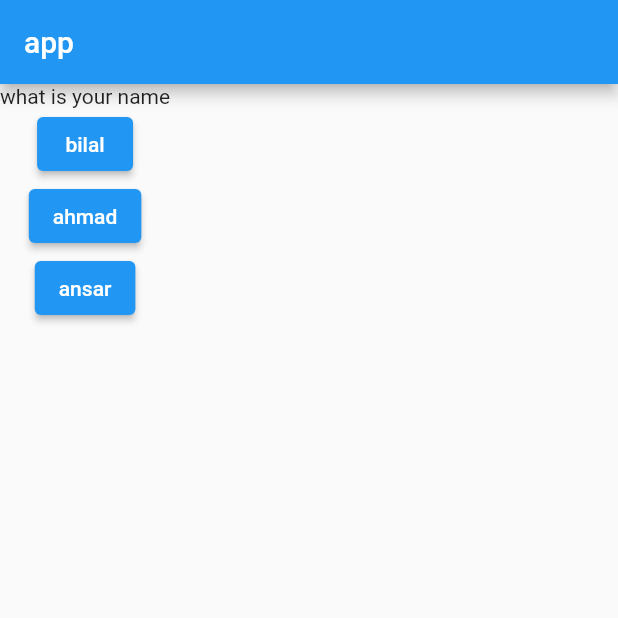
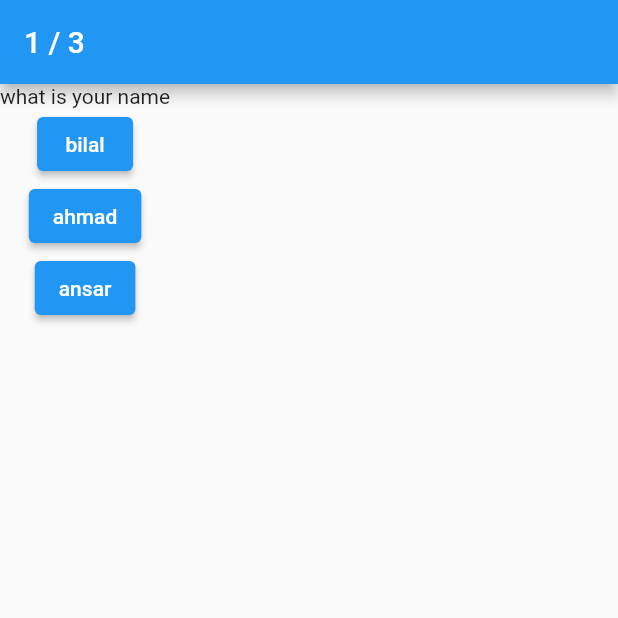
Before and after one commit to bilalahmadai/flutterBasic, a Flutter app: the screen it shows after launch, on a phone screen of 412 x 824 dp, the top half of it. Run offline on Flutter 3.47's test engine with Material 2 defaults, Android fonts, the phone set to English and light mode, and no system bars; missing offline and left inert: dart:ffi.

Commit message:
appBar Show Level

```diff
--- a/lib/main.dart
+++ b/lib/main.dart
@@ -17,6 +17,7 @@ class MyApp extends StatefulWidget {
 class _MyAppState extends State<MyApp> {
   final _questionstxt = const [
     {
+      "level": 1,
       "qtxt": "what is your name",
       "ans": [
         {"txt": "bilal", "score": 10},
@@ -25,6 +26,7 @@ class _MyAppState extends State<MyApp> {
       ],
     },
     {
+      "level": 2,
       "qtxt": "what is your Father name",
       "ans": [
         {"txt": "bilal", "score": 0},
@@ -33,6 +35,7 @@ class _MyAppState extends State<MyApp> {
       ]
     },
     {
+      "level": 3,
       "qtxt": "what is your age",
       "ans": [
         {"txt": "21", "score": 10},
@@ -64,7 +67,10 @@ class _MyAppState extends State<MyApp> {
       debugShowCheckedModeBanner: false,
       home: Scaffold(
         appBar: AppBar(
-          title: Text("app"),
+          title: _qindex < _questionstxt.length
+              ? Text(
+                  "${_questionstxt[_qindex]["level"]} / ${_questionstxt.length}")
+              : Text("Score"),
         ),
         body: _qindex < _questionstxt.length
             ? Quiz(
```
